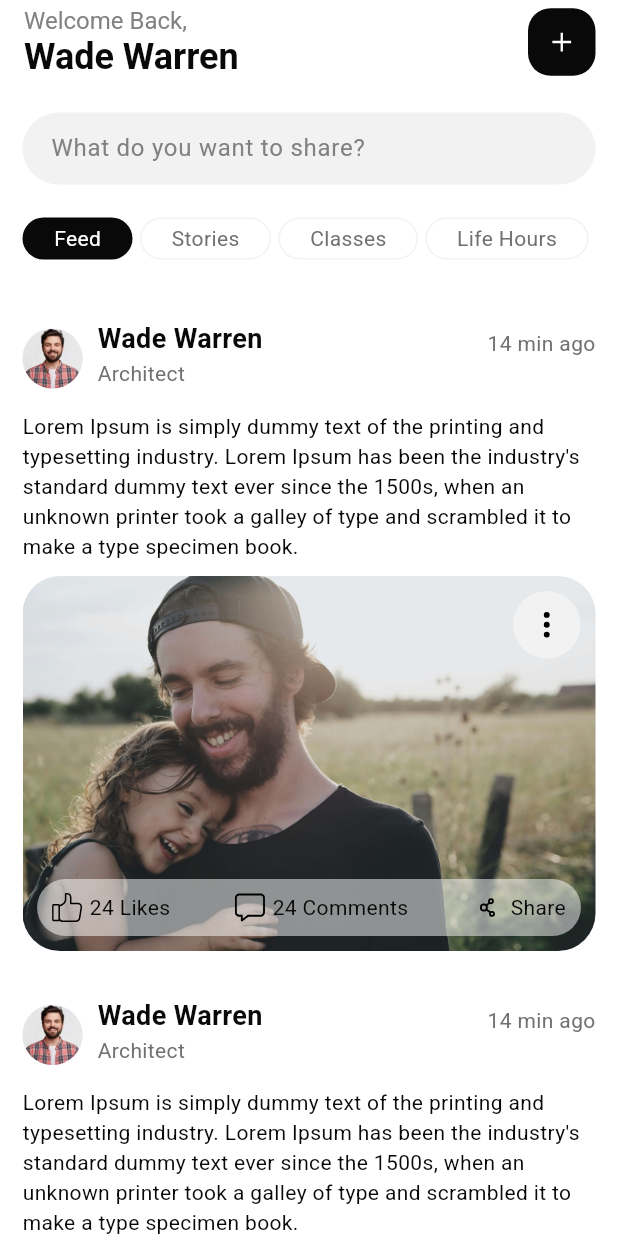
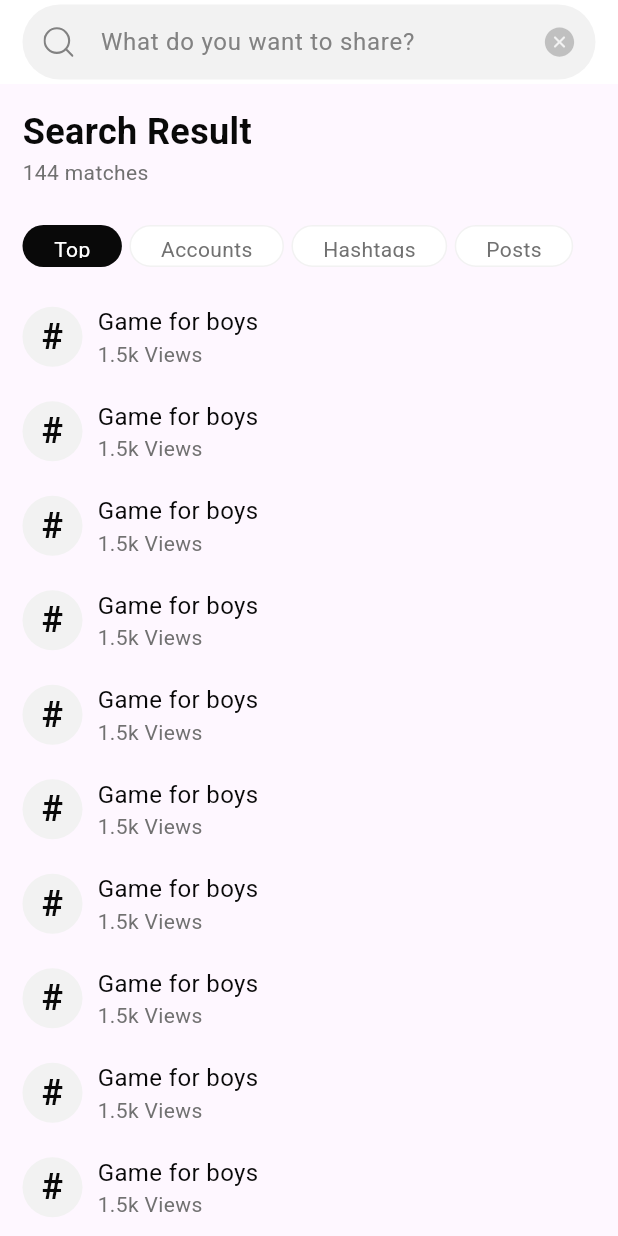
Before and after one commit to zsifat/animated_project, a Flutter app: the screen it shows after launch, on a phone screen of 412 x 824 dp. Run offline on Flutter 3.47's test engine with Material 3 defaults, Android fonts, the phone set to English and light mode, and no system bars; our stand-ins replace flutter_svg.

Commit message:
search screen done

```diff
--- a/lib/config/all_images.dart
+++ b/lib/config/all_images.dart
@@ -10,4 +10,6 @@ class AllImages{
   static String shareIcon = 'assets/icons/share_icon.svg';
   static String threeDotIcon = 'assets/icons/three_dot_icons.svg';
   static String addIcon = 'assets/icons/add_icon.svg';
+  static String searchIcon = 'assets/icons/search_icon.svg';
+  static String closeIcon = 'assets/icons/close_icon.svg';
 }
--- a/lib/config/all_text_styles.dart
+++ b/lib/config/all_text_styles.dart
@@ -25,4 +25,10 @@ class AllTextStyles{
       color: AllColors.tabTextGrey,
       fontFamily: 'Roboto-Regular'
     );
+
+    static TextStyle hashTagTitleStyle = TextStyle(
+        fontSize: 16,
+        color: AllColors.mainBlack,
+        fontFamily: 'Roboto-Regular'
+    );
 }
--- a/lib/config/all_texts.dart
+++ b/lib/config/all_texts.dart
@@ -13,9 +13,22 @@ class AllTexts{
   static String classes = 'Classes';
   static String lifeHour = 'Life Hours';
 
+  static String searchResults = 'Search Result';
+  static String matches = 'matches';
+
   static String likes = 'Likes';
   static String comments = 'Comments';
   static String share = 'Share';
+
+  static String top = 'Top';
+  static String accounts = 'Accounts';
+  static String hashtags = 'Hashtags';
+  static String posts = 'Posts';
+
+  static String hash = '#';
+  static String hashTag = 'Game for boys';
+  static String viewsCount = '1.5k';
+  static String views = 'Views';
 
   static String time = '14 min';
   static String ago = 'ago';
@@ -31,6 +44,13 @@ class AllTexts{
     TabModel(title: AllTexts.lifeHour, id: 3),
   ];
 
+  static List<TabModel> categories = [
+    TabModel(title: AllTexts.top, id: 0),
+    TabModel(title: AllTexts.accounts, id: 1),
+    TabModel(title: AllTexts.hashtags, id: 2),
+    TabModel(title: AllTexts.posts, id: 3),
+
+  ];
 
   static List<PostModel> postModel = [
     PostModel(
--- a/lib/main.dart
+++ b/lib/main.dart
@@ -1,6 +1,9 @@
 import 'package:dribble_parentpal/ui/screens/home_screens/home_screens.dart';
+import 'package:dribble_parentpal/ui/screens/search_screen/search_screen.dart';
 import 'package:dribble_parentpal/ui/screens/splash_screen/splash_screen.dart';
 import 'package:flutter/material.dart';
+import 'package:dribble_parentpal/config/all_colors.dart';
+
 
 void main() {
   runApp(const MyApp());
@@ -17,8 +20,12 @@ class MyApp extends StatelessWidget {
       debugShowCheckedModeBanner: false,
       theme: ThemeData(
         useMaterial3: true,
+        appBarTheme: AppBarTheme(
+          backgroundColor: AllColors.white,
+          scrolledUnderElevation: 0.0
+        )
       ),
-      home: HomeScreens(),
+      home: SearchScreen(),
     );
   }
 }
--- a/lib/ui/screens/home_screens/home_screens.dart
+++ b/lib/ui/screens/home_screens/home_screens.dart
@@ -3,14 +3,14 @@ import 'package:dribble_parentpal/config/all_colors.dart';
 import 'package:dribble_parentpal/config/all_texts.dart';
 import 'package:dribble_parentpal/ui/screens/home_screens/models/post_model.dart';
 import 'package:dribble_parentpal/ui/screens/home_screens/models/tab_model.dart';
-import 'package:dribble_parentpal/ui/screens/home_screens/widgets/custom_tab_button.dart';
+import 'package:dribble_parentpal/ui/widgets/custom_tab_button.dart';
 import 'package:dribble_parentpal/ui/screens/home_screens/widgets/home_page_appbar.dart';
 import 'package:dribble_parentpal/ui/screens/home_screens/widgets/post_card.dart';
-import 'package:dribble_parentpal/ui/screens/home_screens/widgets/search_bar_widget.dart';
+import 'package:dribble_parentpal/ui/widgets/search_bar_widget.dart';
 import 'package:flutter/material.dart';
 
 class HomeScreens extends StatefulWidget {
-  HomeScreens({super.key});
+  const HomeScreens({super.key});
 
   @override
   State<HomeScreens> createState() => _HomeScreensState();
--- /dev/null
+++ b/lib/ui/screens/search_screen/models/hashtag_model.dart
@@ -0,0 +1,6 @@
+class HashTagModel{
+  final String title;
+  final String totalViews;
+
+  HashTagModel({required this.title, required this.totalViews});
+}
--- /dev/null
+++ b/lib/ui/screens/search_screen/search_screen.dart
@@ -0,0 +1,88 @@
+import 'package:dribble_parentpal/config/all_text_styles.dart';
+import 'package:dribble_parentpal/config/all_texts.dart';
+import 'package:dribble_parentpal/ui/screens/home_screens/models/tab_model.dart';
+import 'package:dribble_parentpal/ui/screens/search_screen/models/hashtag_model.dart';
+import 'package:dribble_parentpal/ui/screens/search_screen/widgets/hashtag_results.dart';
+import 'package:dribble_parentpal/ui/widgets/custom_tab_button.dart';
+import 'package:dribble_parentpal/ui/widgets/search_bar_widget.dart';
+import 'package:flutter/material.dart';
+
+class SearchScreen extends StatefulWidget {
+  const SearchScreen({super.key});
+
+  @override
+  State<SearchScreen> createState() => _SearchScreenState();
+}
+
+class _SearchScreenState extends State<SearchScreen> {
+  final TextEditingController _textController = TextEditingController();
+
+  final List<TabModel> categories = AllTexts.categories;
+
+  final List<HashTagModel> hashTags = List.generate(10, (index){return HashTagModel(title: AllTexts.hashTag, totalViews: AllTexts.viewsCount);});
+
+  int clickedId = 0;
+
+  tabClickFunc(int ind){
+    setState((){
+      clickedId = ind;
+    });
+  }
+
+  @override
+  Widget build(BuildContext context) {
+    final width = MediaQuery.of(context).size.width;
+    return Scaffold(
+      appBar: AppBar(
+        leadingWidth: 0,
+        titleSpacing: 0,
+        title: SearchBarWidget(searchController: _textController, prefixShow: true, suffixShow: true,),
+      ),
+      body: SingleChildScrollView(
+          child: Padding(
+            padding: const EdgeInsets.all(15),
+            child: SizedBox(
+                width: width,
+              child: Column(
+                crossAxisAlignment: CrossAxisAlignment.start,
+                children: [
+                  Text(
+                    AllTexts.searchResults,
+                    style: AllTextStyles.userNameBold,
+                  ),
+                  Text(
+                    '144 ${AllTexts.matches}',
+                    style:AllTextStyles.tabTextStyle
+                  ),
+                  const SizedBox(height: 20),
+                  // category section
+                  Padding(
+                      padding: const EdgeInsets.only(top: 5, bottom: 5),
+                      child: SizedBox(
+                          height: 28,
+                          child: ListView.builder(
+                              scrollDirection: Axis.horizontal,
+                              itemCount: categories.length,
+                              itemBuilder: (context, index){
+                                return CustomTabButton(model: categories[index], clickedId: clickedId, clickFunc: tabClickFunc);
+                              })
+                      )
+                  ),
+                  const SizedBox(height: 10),
+                  // list results
+                  ListView.builder(
+                    shrinkWrap: true,
+                    physics: const NeverScrollableScrollPhysics(),
+                    itemCount: hashTags.length,
+                    itemBuilder: (context, index){
+                      return HashtagResults(model: hashTags[index]);
+                    },
+                  )
+                ],
+              )
+            )
+          )
+      )
+    );
+  }
+}
--- /dev/null
+++ b/lib/ui/screens/search_screen/widgets/hashtag_results.dart
@@ -0,0 +1,51 @@
+import 'package:dribble_parentpal/config/all_colors.dart';
+import 'package:dribble_parentpal/config/all_text_styles.dart';
+import 'package:dribble_parentpal/config/all_texts.dart';
+import 'package:dribble_parentpal/ui/screens/search_screen/models/hashtag_model.dart';
+import 'package:flutter/material.dart';
+
+class HashtagResults extends StatelessWidget {
+  final HashTagModel model;
+
+  const HashtagResults({required this.model, super.key});
+
+  @override
+  Widget build(BuildContext context) {
+    return InkWell(
+      onTap: (){},
+      child: Padding(
+        padding: const EdgeInsets.symmetric(vertical: 10),
+        child: Row(
+          spacing: 10,
+          children: [
+            Container(
+              alignment: Alignment.center,
+              height: 40,
+              width: 40,
+              decoration: BoxDecoration(
+                shape: BoxShape.circle,
+                color: AllColors.searchBackGrey,
+              ),
+              child: Text(AllTexts.hash, style: AllTextStyles.userNameBold),
+            ),
+            Column(
+              crossAxisAlignment: CrossAxisAlignment.start,
+              children: [
+                Text(
+                  model.title,
+                  style: AllTextStyles.hashTagTitleStyle,
+                ),
+                Text(
+                  "${model.totalViews} ${AllTexts.views}",
+                  style: AllTextStyles.tabTextStyle,
+                ),
+              ],
+            )
+          ],
+        ),
+      ),
+
+
+    );
+  }
+}
--- a/lib/ui/screens/home_screens/widgets/custom_tab_button.dart
+++ b/lib/ui/widgets/custom_tab_button.dart
@@ -25,7 +25,7 @@ class CustomTabButton extends StatelessWidget {
       child: Container(
         margin: const EdgeInsets.only(right: 5),
         alignment: Alignment.center,
-        padding: const EdgeInsets.symmetric(horizontal: 20),
+        padding: const EdgeInsets.symmetric(horizontal: 20, vertical: 5),
         // height: 35,
         decoration: BoxDecoration(
           borderRadius: BorderRadius.circular(20),
--- a/lib/ui/screens/home_screens/widgets/search_bar_widget.dart
+++ b/lib/ui/widgets/search_bar_widget.dart
@@ -1,11 +1,19 @@
 import 'package:dribble_parentpal/config/all_colors.dart';
+import 'package:dribble_parentpal/config/all_images.dart';
 import 'package:dribble_parentpal/config/all_text_styles.dart';
 import 'package:dribble_parentpal/config/all_texts.dart';
 import 'package:flutter/material.dart';
+import 'package:flutter_svg/flutter_svg.dart';
 
 class SearchBarWidget extends StatelessWidget {
   final TextEditingController searchController;
-  const SearchBarWidget({super.key, required this.searchController});
+  final bool? prefixShow;
+  final bool? suffixShow;
+  const SearchBarWidget({
+    required this.searchController,
+    this.prefixShow,
+    this.suffixShow,
+    super.key,});
 
   @override
   Widget build(BuildContext context) {
@@ -26,6 +34,26 @@ class SearchBarWidget extends StatelessWidget {
             fillColor: AllColors.searchBackGrey,
             hintText: AllTexts.searchHint,
             hintStyle: AllTextStyles.searchBarHintStyle,
+
+            // suffix section
+            suffixIcon: prefixShow != null ? InkWell(
+              onTap: (){
+
+              },
+                child: Padding(
+                  padding: const EdgeInsets.symmetric(vertical: 12.0),
+                  child: SvgPicture.asset(AllImages.closeIcon, height: 20, width: 20),
+                )
+
+            ) : null,
+            // prefix section
+            prefixIcon: suffixShow != null ? InkWell(
+              onTap: (){},
+                child: Padding(
+                  padding: const EdgeInsets.symmetric(vertical:15.0),
+                  child: SvgPicture.asset(AllImages.searchIcon, height: 20, width: 20),
+                )
+            ): null,
             contentPadding: const EdgeInsets.symmetric(horizontal: 15),
             // enabled border side
             enabledBorder: OutlineInputBorder(
```
Also changed, not shown: assets/icons/close_icon.svg (added), assets/icons/search_icon.svg (added).
